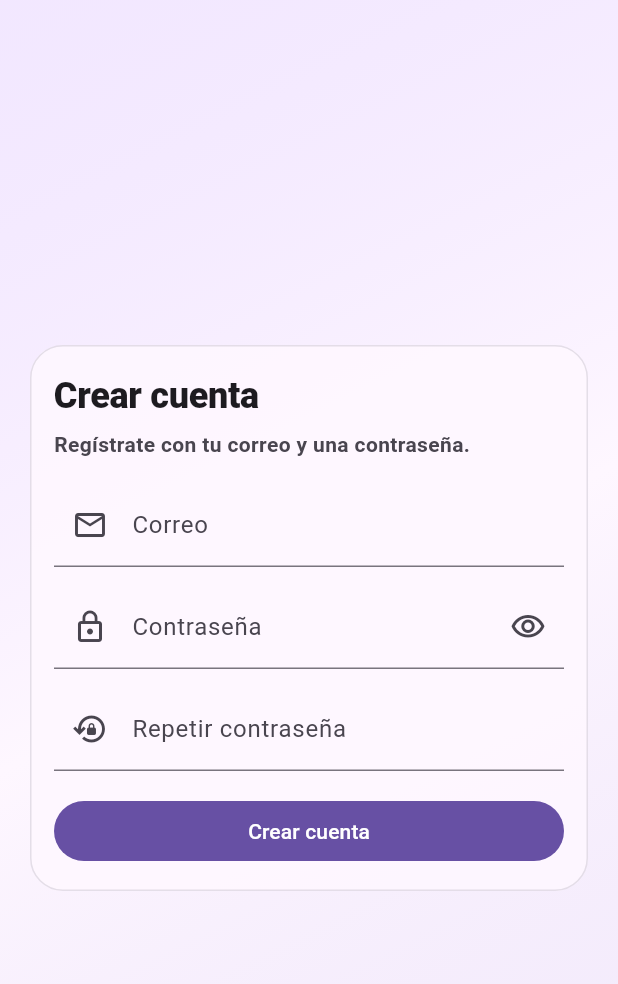
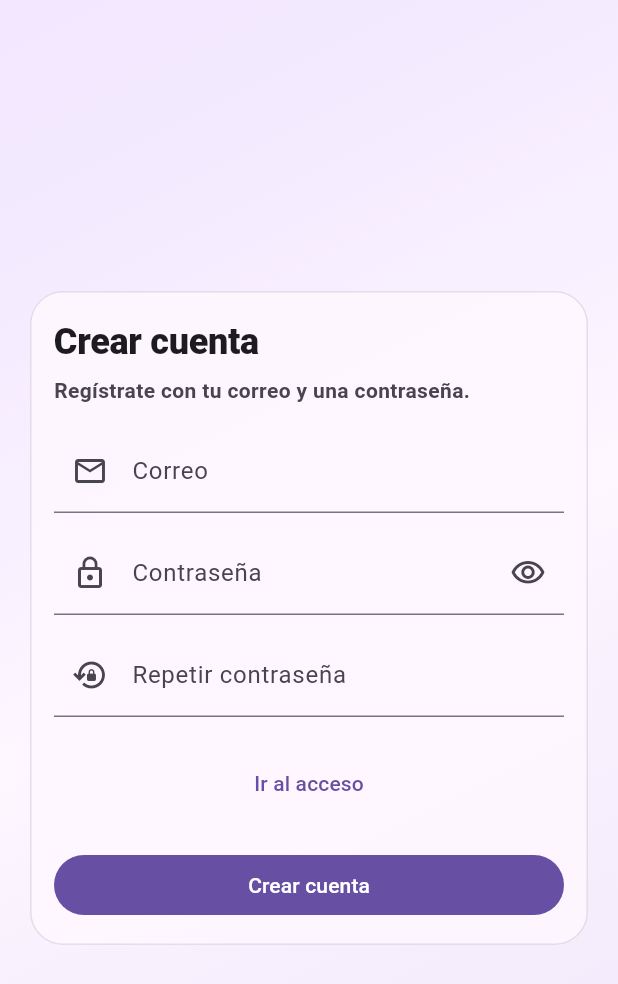
Before and after one commit to Indra-Lacedemon/country_app_indra, a Flutter app: the RegisterPage screen opened directly, on a phone screen of 412 x 824 dp. Shown: the top 984 px of the screen. Run offline on Flutter 3.47's test engine with Material 3 defaults, Android fonts, the phone set to English and light mode, and no system bars; our stand-ins replace flutter_bloc, freezed_annotation, get_it, go_router.

Commit message:
app router user

```diff
--- a/lib/initial/cubits/start_app_cubit.dart
+++ b/lib/initial/cubits/start_app_cubit.dart
@@ -9,7 +9,7 @@ class StartAppCubit extends Cubit<StartAppState> {
     // Por ejemplo, podrías consultar una base de datos local o una API para determinar si el usuario ya ha iniciado sesión.
     // Luego, actualiza el estado con la información obtenida.
     emit(
-      state.copyWith(isLogged: true),
+      state.copyWith(isLogged: false),
     ); // Ejemplo: suponemos que el usuario ya ha iniciado sesión.
   }
 }
--- a/lib/users/ui/pages/register_page.dart
+++ b/lib/users/ui/pages/register_page.dart
@@ -1,6 +1,8 @@
+import 'package:country_app_indra/core/router/app_router.dart';
 import 'package:flutter/material.dart';
 
 import 'package:country_app_indra/users/ui/utils/forms_utils.dart';
+import 'package:go_router/go_router.dart';
 
 class RegisterPage extends StatefulWidget {
   const RegisterPage({super.key});
@@ -160,7 +162,14 @@ class _RegisterPageState extends State<RegisterPage> {
                                 prefixIcon: Icon(Icons.lock_reset_outlined),
                               ),
                             ),
-                            const SizedBox(height: 16),
+                            const SizedBox(height: 20),
+                            TextButton(
+                              onPressed: () {
+                                context.goNamed(AppRoutes.login.name);
+                              },
+                              child: Text("Ir al acceso"),
+                            ),
+                            const SizedBox(height: 20),
                             FilledButton(
                               onPressed: _submitting ? null : _submit,
                               child: _submitting
```
Also changed, not shown: lib/core/router/app_router.dart (+9 -6 lines), lib/users/ui/pages/login_page.dart (+8 -1 lines).
